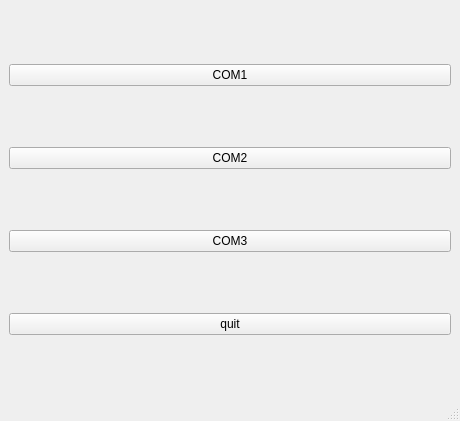
This is mainwindow.ui in liutaoluke/qt5-mbrtuSerialMaster as Qt 5 draws it before an edit. The edited form follows.
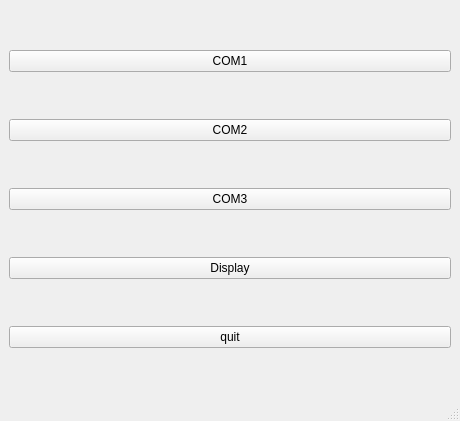
This is the edited form.

Commit message:
改进feature：display
1、采用listWidget方式进行显示，比较灵活，方便代码级显示实现，加快开发进度！！！
2、QString("xxxxxx" : %1).arg(***),使用 QString::arg() 格式化字符串,这种方式更简洁，并且代码更清晰易读。
3、使用 << 操作符添加元素：m_stringList << QString(...).arg(...); 方式添加元素更直观，避免了 append 的重复调用。
4、同时优化了ui timer interval设定值，采用全局enum类型定义进行实现。

```diff
--- a/mainwindow.ui
+++ b/mainwindow.ui
@@ -36,6 +36,13 @@
       </property>
      </widget>
     </item>
+    <item>
+     <widget class="QPushButton" name="pushButtonDisplay">
+      <property name="text">
+       <string>Display</string>
+      </property>
+     </widget>
+    </item>
     <item>
      <widget class="QPushButton" name="pushButtonQuit">
       <property name="text">
```
The commit also changes 11 other files.
